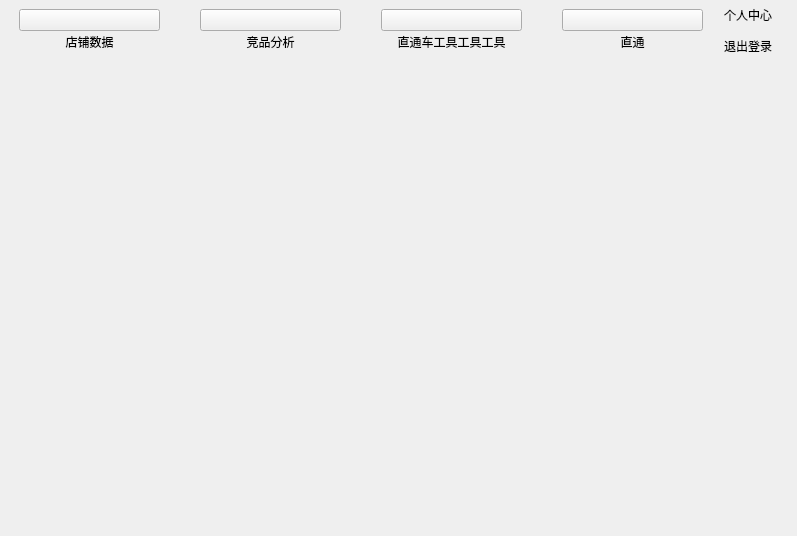
Above: partner_625781186/5.hoverMenu/Main.ui from PyQt5/PyQt before the change. Below: the same form after it.
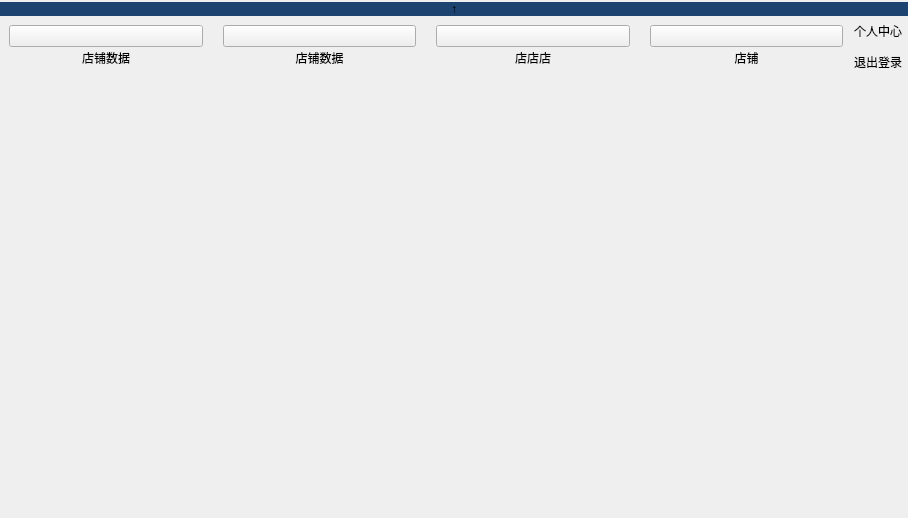
That is the form after the change. Custom widgets are drawn as their Qt base class.

Patch:
```diff
--- a/partner_625781186/5.hoverMenu/Main.ui
+++ b/partner_625781186/5.hoverMenu/Main.ui
@@ -7,21 +7,55 @@
    <rect>
     <x>0</x>
     <y>0</y>
-    <width>797</width>
-    <height>536</height>
+    <width>908</width>
+    <height>518</height>
    </rect>
   </property>
   <property name="windowTitle">
    <string>MainWindow</string>
   </property>
   <property name="styleSheet">
-   <string notr="true"> #MainWindow {  border:none;}</string>
+   <string notr="true">* #MainWindow {  border:none;}
+ #widget{   border:none;  }
+/*#topWidget QWidget{  background-color: green;   }
+#widget  QLabel{ background-color: rgb(85, 0, 255);   }*/
+</string>
   </property>
   <widget class="QWidget" name="centralWidget">
    <property name="styleSheet">
     <string notr="true">#centralWidget {border:none;}</string>
    </property>
    <layout class="QVBoxLayout" name="verticalLayout">
+    <property name="spacing">
+     <number>0</number>
+    </property>
+    <property name="leftMargin">
+     <number>0</number>
+    </property>
+    <property name="topMargin">
+     <number>2</number>
+    </property>
+    <property name="rightMargin">
+     <number>0</number>
+    </property>
+    <property name="bottomMargin">
+     <number>0</number>
+    </property>
+    <item>
+     <widget class="QPushButton" name="toggleButton">
+      <property name="styleSheet">
+       <string notr="true">background-color:#1d4371;
+
+border-radius:0px;</string>
+      </property>
+      <property name="text">
+       <string>↑</string>
+      </property>
+      <property name="flat">
+       <bool>true</bool>
+      </property>
+     </widget>
+    </item>
     <item>
      <widget class="QWidget" name="widget" native="true">
       <property name="styleSheet">
@@ -46,9 +80,9 @@
        <item>
         <widget class="QWidget" name="topWidget" native="true">
          <property name="styleSheet">
-          <string notr="true">#widget{   border:none;  }</string>
+          <string notr="true"/>
          </property>
-         <layout class="QHBoxLayout" name="horizontalLayout" stretch="1,1,1,1,0,0">
+         <layout class="QGridLayout" name="gridLayout_2">
           <property name="leftMargin">
            <number>0</number>
           </property>
@@ -61,282 +95,14 @@
           <property name="bottomMargin">
            <number>0</number>
           </property>
-          <item>
-           <widget class="SingeleWidget" name="W1" native="true">
-            <layout class="QGridLayout" name="gridLayout">
-             <property name="leftMargin">
-              <number>9</number>
-             </property>
-             <property name="topMargin">
-              <number>9</number>
-             </property>
-             <property name="rightMargin">
-              <number>9</number>
-             </property>
-             <property name="bottomMargin">
-              <number>9</number>
-             </property>
-             <item row="0" column="1">
-              <widget class="B1" name="filemenu_storeData_3">
-               <property name="text">
-                <string/>
-               </property>
-              </widget>
-             </item>
-             <item row="1" column="1">
-              <widget class="QLabel" name="label_15">
-               <property name="text">
-                <string>店铺数据</string>
-               </property>
-               <property name="alignment">
-                <set>Qt::AlignCenter</set>
-               </property>
-              </widget>
-             </item>
-             <item row="0" column="0">
-              <spacer name="horizontalSpacer">
-               <property name="orientation">
-                <enum>Qt::Horizontal</enum>
-               </property>
-               <property name="sizeType">
-                <enum>QSizePolicy::Preferred</enum>
-               </property>
-               <property name="sizeHint" stdset="0">
-                <size>
-                 <width>10</width>
-                 <height>20</height>
-                </size>
-               </property>
-              </spacer>
-             </item>
-             <item row="0" column="2">
-              <spacer name="horizontalSpacer_2">
-               <property name="orientation">
-                <enum>Qt::Horizontal</enum>
-               </property>
-               <property name="sizeType">
-                <enum>QSizePolicy::Preferred</enum>
-               </property>
-               <property name="sizeHint" stdset="0">
-                <size>
-                 <width>10</width>
-                 <height>20</height>
-                </size>
-               </property>
-              </spacer>
-             </item>
-            </layout>
-           </widget>
-          </item>
-          <item>
-           <widget class="SingeleWidget" name="W2" native="true">
-            <layout class="QGridLayout" name="gridLayout_2">
-             <property name="leftMargin">
-              <number>9</number>
-             </property>
-             <property name="topMargin">
-              <number>9</number>
-             </property>
-             <property name="rightMargin">
-              <number>9</number>
-             </property>
-             <property name="bottomMargin">
-              <number>9</number>
-             </property>
-             <item row="1" column="1">
-              <widget class="QLabel" name="label_16">
-               <property name="text">
-                <string>竞品分析</string>
-               </property>
-               <property name="alignment">
-                <set>Qt::AlignCenter</set>
-               </property>
-              </widget>
-             </item>
-             <item row="0" column="1">
-              <widget class="B2" name="filemenu_competitiveProductAnalysis_3">
-               <property name="text">
-                <string/>
-               </property>
-              </widget>
-             </item>
-             <item row="0" column="0">
-              <spacer name="horizontalSpacer_3">
-               <property name="orientation">
-                <enum>Qt::Horizontal</enum>
-               </property>
-               <property name="sizeType">
-                <enum>QSizePolicy::Preferred</enum>
-               </property>
-               <property name="sizeHint" stdset="0">
-                <size>
-                 <width>10</width>
-                 <height>20</height>
-                </size>
-               </property>
-              </spacer>
-             </item>
-             <item row="0" column="2">
-              <spacer name="horizontalSpacer_4">
-               <property name="orientation">
-                <enum>Qt::Horizontal</enum>
-               </property>
-               <property name="sizeType">
-                <enum>QSizePolicy::Preferred</enum>
-               </property>
-               <property name="sizeHint" stdset="0">
-                <size>
-                 <width>10</width>
-                 <height>20</height>
-                </size>
-               </property>
-              </spacer>
-             </item>
-            </layout>
-           </widget>
-          </item>
-          <item>
-           <widget class="SingeleWidget" name="W3" native="true">
-            <layout class="QGridLayout" name="gridLayout_4">
-             <property name="leftMargin">
-              <number>9</number>
-             </property>
-             <property name="topMargin">
-              <number>9</number>
-             </property>
-             <property name="rightMargin">
-              <number>9</number>
-             </property>
-             <property name="bottomMargin">
-              <number>9</number>
-             </property>
-             <item row="0" column="0">
-              <spacer name="horizontalSpacer_5">
-               <property name="orientation">
-                <enum>Qt::Horizontal</enum>
-               </property>
-               <property name="sizeType">
-                <enum>QSizePolicy::Preferred</enum>
-               </property>
-               <property name="sizeHint" stdset="0">
-                <size>
-                 <width>10</width>
-                 <height>20</height>
-                </size>
-               </property>
-              </spacer>
-             </item>
-             <item row="0" column="1">
-              <widget class="B3" name="filemenu_throughTrain_4">
-               <property name="autoFillBackground">
-                <bool>false</bool>
-               </property>
-               <property name="text">
-                <string/>
-               </property>
-              </widget>
-             </item>
-             <item row="1" column="1">
-              <widget class="QLabel" name="label_19">
-               <property name="text">
-                <string>直通车工具工具工具</string>
-               </property>
-               <property name="alignment">
-                <set>Qt::AlignCenter</set>
-               </property>
-              </widget>
-             </item>
-             <item row="0" column="2">
-              <spacer name="horizontalSpacer_6">
-               <property name="orientation">
-                <enum>Qt::Horizontal</enum>
-               </property>
-               <property name="sizeType">
-                <enum>QSizePolicy::Preferred</enum>
-               </property>
-               <property name="sizeHint" stdset="0">
-                <size>
-                 <width>10</width>
-                 <height>20</height>
-                </size>
-               </property>
-              </spacer>
-             </item>
-            </layout>
-           </widget>
-          </item>
-          <item>
-           <widget class="SingeleWidget" name="W4" native="true">
-            <layout class="QGridLayout" name="gridLayout_5">
-             <property name="leftMargin">
-              <number>9</number>
-             </property>
-             <property name="topMargin">
-              <number>9</number>
-             </property>
-             <property name="rightMargin">
-              <number>9</number>
-             </property>
-             <property name="bottomMargin">
-              <number>9</number>
-             </property>
-             <item row="0" column="0">
-              <spacer name="horizontalSpacer_7">
-               <property name="orientation">
-                <enum>Qt::Horizontal</enum>
-               </property>
-               <property name="sizeType">
-                <enum>QSizePolicy::Preferred</enum>
-               </property>
-               <property name="sizeHint" stdset="0">
-                <size>
-                 <width>10</width>
-                 <height>20</height>
-                </size>
-               </property>
-              </spacer>
-             </item>
-             <item row="0" column="1">
-              <widget class="B4" name="filemenu_throughTrain_3">
-               <property name="autoFillBackground">
-                <bool>false</bool>
-               </property>
-               <property name="text">
-                <string/>
-               </property>
-              </widget>
-             </item>
-             <item row="1" column="1">
-              <widget class="QLabel" name="label_14">
-               <property name="text">
-                <string>直通</string>
-               </property>
-               <property name="alignment">
-                <set>Qt::AlignCenter</set>
-               </property>
-              </widget>
-             </item>
-             <item row="0" column="2">
-              <spacer name="horizontalSpacer_8">
-               <property name="orientation">
-                <enum>Qt::Horizontal</enum>
-               </property>
-               <property name="sizeType">
-                <enum>QSizePolicy::Preferred</enum>
-               </property>
-               <property name="sizeHint" stdset="0">
-                <size>
-                 <width>10</width>
-                 <height>20</height>
-                </size>
-               </property>
-              </spacer>
-             </item>
-            </layout>
-           </widget>
-          </item>
-          <item>
+          <property name="verticalSpacing">
+           <number>2</number>
+          </property>
+          <item row="1" column="4">
            <layout class="QVBoxLayout" name="verticalLayout_19">
+            <property name="rightMargin">
+             <number>6</number>
+            </property>
             <item>
              <widget class="QLabel" name="label_17">
               <property name="text">
@@ -359,18 +125,215 @@
             </item>
            </layout>
           </item>
-          <item>
-           <spacer name="horizontalSpacer_9">
-            <property name="orientation">
-             <enum>Qt::Horizontal</enum>
-            </property>
-            <property name="sizeHint" stdset="0">
-             <size>
-              <width>25</width>
-              <height>20</height>
-             </size>
-            </property>
-           </spacer>
+          <item row="1" column="1">
+           <widget class="SingeleWidget" name="W2" native="true">
+            <layout class="QVBoxLayout" name="verticalLayout_5">
+             <property name="leftMargin">
+              <number>9</number>
+             </property>
+             <property name="topMargin">
+              <number>9</number>
+             </property>
+             <property name="rightMargin">
+              <number>9</number>
+             </property>
+             <property name="bottomMargin">
+              <number>9</number>
+             </property>
+             <item>
+              <layout class="QHBoxLayout" name="horizontalLayout_5">
+               <item>
+                <widget class="B2" name="filemenu_storeData_6">
+                 <property name="sizePolicy">
+                  <sizepolicy hsizetype="Expanding" vsizetype="Fixed">
+                   <horstretch>0</horstretch>
+                   <verstretch>0</verstretch>
+                  </sizepolicy>
+                 </property>
+                 <property name="text">
+                  <string/>
+                 </property>
+                </widget>
+               </item>
+              </layout>
+             </item>
+             <item>
+              <widget class="QLabel" name="label_22">
+               <property name="sizePolicy">
+                <sizepolicy hsizetype="Expanding" vsizetype="Preferred">
+                 <horstretch>0</horstretch>
+                 <verstretch>0</verstretch>
+                </sizepolicy>
+               </property>
+               <property name="text">
+                <string>店铺数据</string>
+               </property>
+               <property name="alignment">
+                <set>Qt::AlignCenter</set>
+               </property>
+              </widget>
+             </item>
+            </layout>
+           </widget>
+          </item>
+          <item row="1" column="3">
+           <widget class="SingeleWidget" name="W4" native="true">
+            <layout class="QVBoxLayout" name="verticalLayout_7">
+             <property name="leftMargin">
+              <number>9</number>
+             </property>
+             <property name="topMargin">
+              <number>9</number>
+             </property>
+             <property name="rightMargin">
+              <number>9</number>
+             </property>
+             <property name="bottomMargin">
+              <number>9</number>
+             </property>
+             <item>
+              <layout class="QHBoxLayout" name="horizontalLayout_7">
+               <item>
+                <widget class="B4" name="filemenu_storeData_8">
+                 <property name="sizePolicy">
+                  <sizepolicy hsizetype="Expanding" vsizetype="Fixed">
+                   <horstretch>0</horstretch>
+                   <verstretch>0</verstretch>
+                  </sizepolicy>
+                 </property>
+                 <property name="text">
+                  <string/>
+                 </property>
+                </widget>
+               </item>
+              </layout>
+             </item>
+             <item>
+              <widget class="QLabel" name="label_24">
+               <property name="sizePolicy">
+                <sizepolicy hsizetype="Expanding" vsizetype="Preferred">
+                 <horstretch>0</horstretch>
+                 <verstretch>0</verstretch>
+                </sizepolicy>
+               </property>
+               <property name="text">
+                <string>店铺</string>
+               </property>
+               <property name="alignment">
+                <set>Qt::AlignCenter</set>
+               </property>
+              </widget>
+             </item>
+            </layout>
+           </widget>
+          </item>
+          <item row="1" column="0">
+           <widget class="SingeleWidget" name="W1" native="true">
+            <layout class="QVBoxLayout" name="verticalLayout_2">
+             <property name="leftMargin">
+              <number>9</number>
+             </property>
+             <property name="topMargin">
+              <number>9</number>
+             </property>
+             <property name="rightMargin">
+              <number>9</number>
+             </property>
+             <property name="bottomMargin">
+              <number>9</number>
+             </property>
+             <item>
+              <layout class="QHBoxLayout" name="horizontalLayout_2">
+               <item>
+                <widget class="B1" name="filemenu_storeData_3">
+                 <property name="sizePolicy">
+                  <sizepolicy hsizetype="Expanding" vsizetype="Fixed">
+                   <horstretch>0</horstretch>
+                   <verstretch>0</verstretch>
+                  </sizepolicy>
+                 </property>
+                 <property name="text">
+                  <string/>
+                 </property>
+                </widget>
+               </item>
+              </layout>
+             </item>
+             <item>
+              <widget class="QLabel" name="label_15">
+               <property name="sizePolicy">
+                <sizepolicy hsizetype="Expanding" vsizetype="Preferred">
+                 <horstretch>0</horstretch>
+                 <verstretch>0</verstretch>
+                </sizepolicy>
+               </property>
+               <property name="text">
+                <string>店铺数据</string>
+               </property>
+               <property name="alignment">
+                <set>Qt::AlignCenter</set>
+               </property>
+              </widget>
+             </item>
+            </layout>
+           </widget>
+          </item>
+          <item row="1" column="2">
+           <widget class="SingeleWidget" name="W3" native="true">
+            <layout class="QGridLayout" name="gridLayout">
+             <property name="sizeConstraint">
+              <enum>QLayout::SetMinAndMaxSize</enum>
+             </property>
+             <property name="leftMargin">
+              <number>9</number>
+             </property>
+             <property name="topMargin">
+              <number>9</number>
+             </property>
+             <property name="rightMargin">
+              <number>9</number>
+             </property>
+             <property name="bottomMargin">
+              <number>9</number>
+             </property>
+             <item row="1" column="0">
+              <widget class="QLabel" name="label_23">
+               <property name="sizePolicy">
+                <sizepolicy hsizetype="Expanding" vsizetype="Preferred">
+                 <horstretch>0</horstretch>
+                 <verstretch>0</verstretch>
+                </sizepolicy>
+               </property>
+               <property name="text">
+                <string>店店店</string>
+               </property>
+               <property name="alignment">
+                <set>Qt::AlignCenter</set>
+               </property>
+               <property name="wordWrap">
+                <bool>false</bool>
+               </property>
+              </widget>
+             </item>
+             <item row="0" column="0">
+              <layout class="QHBoxLayout" name="horizontalLayout_6">
+               <item>
+                <widget class="B3" name="filemenu_storeData_7">
+                 <property name="sizePolicy">
+                  <sizepolicy hsizetype="Expanding" vsizetype="Fixed">
+                   <horstretch>0</horstretch>
+                   <verstretch>0</verstretch>
+                  </sizepolicy>
+                 </property>
+                 <property name="text">
+                  <string/>
+                 </property>
+                </widget>
+               </item>
+              </layout>
+             </item>
+            </layout>
+           </widget>
           </item>
          </layout>
         </widget>
```
Left out of the diff: 14 changed lines with no effect on the pictures.
